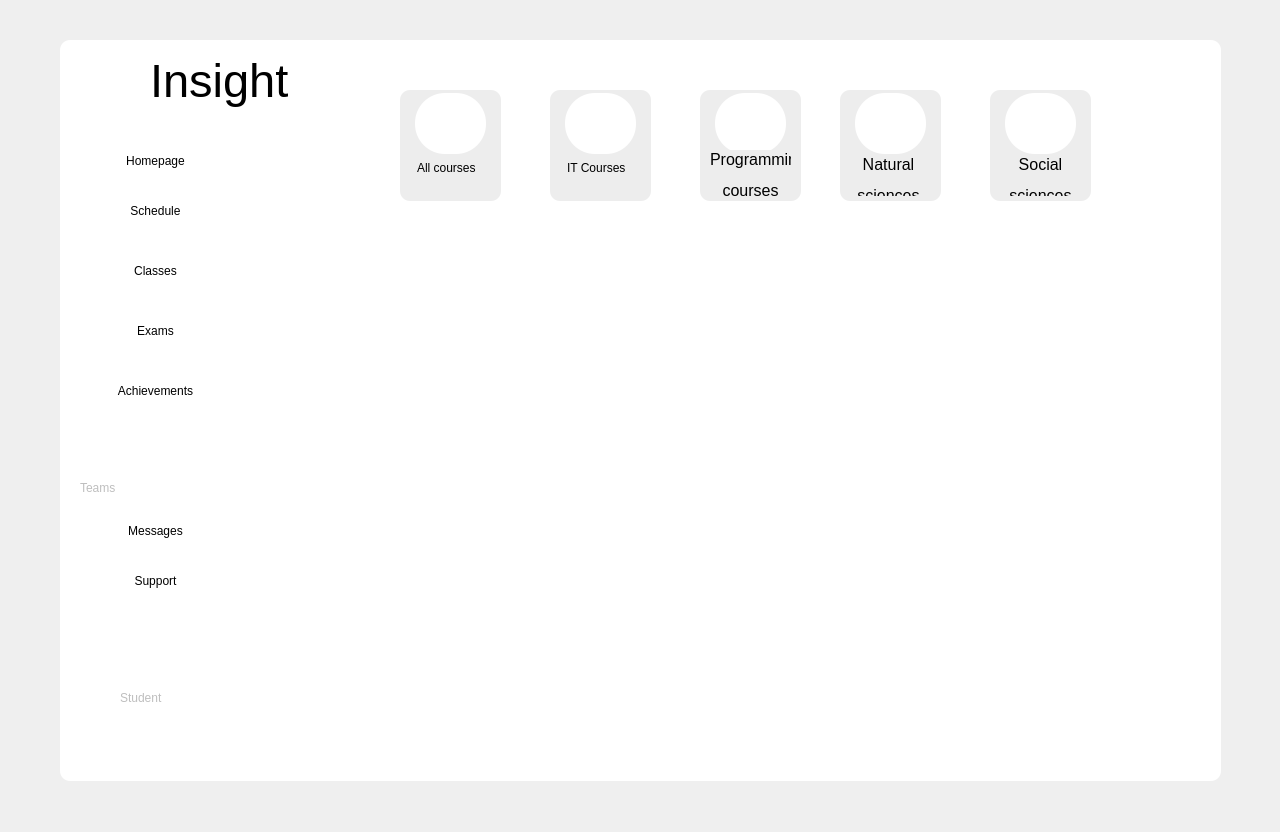
This is mainwindow.ui in codingburgas/school-project-assignment-insight as Qt 5 draws it before an edit. The edited form follows.
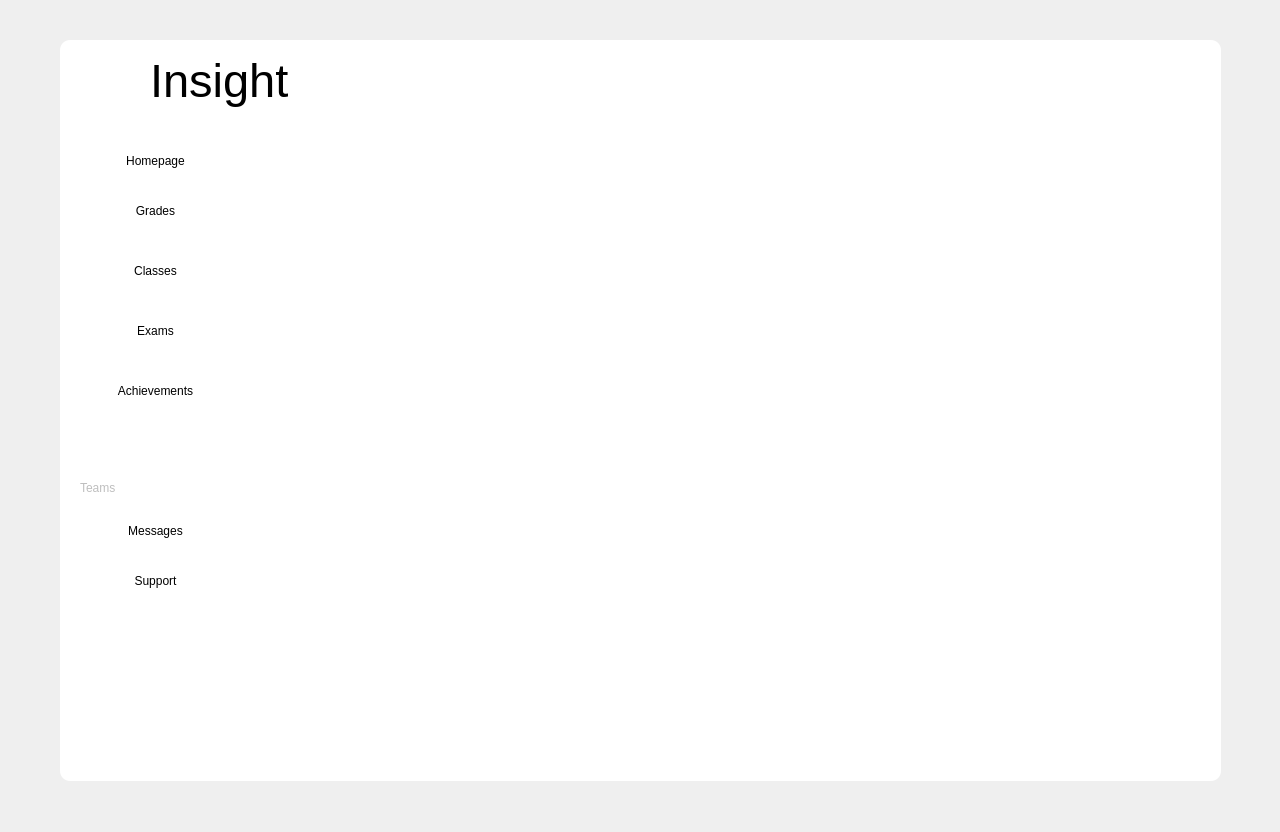
This is the edited form. The open tabs and pages were chosen to show the change. Icons and pictures are not drawn.

The edit to the form file:
```diff
--- a/mainwindow.ui
+++ b/mainwindow.ui
@@ -103,7 +103,7 @@
 }</string>
     </property>
     <property name="text">
-     <string>Schedule</string>
+     <string>Grades</string>
     </property>
    </widget>
    <widget class="QLabel" name="schedule_LA">
@@ -420,7 +420,7 @@
      <string notr="true">color:rgb(190,190,190);</string>
     </property>
     <property name="text">
-     <string>Student</string>
+     <string/>
     </property>
    </widget>
    <widget class="QLabel" name="wallet_LA">
@@ -641,7 +641,31 @@
       </widget>
      </widget>
     </widget>
-    <widget class="QWidget" name="Schedule"/>
+    <widget class="QWidget" name="Grades">
+     <widget class="QScrollArea" name="scrollArea_7">
+      <property name="geometry">
+       <rect>
+        <x>0</x>
+        <y>0</y>
+        <width>901</width>
+        <height>661</height>
+       </rect>
+      </property>
+      <property name="widgetResizable">
+       <bool>true</bool>
+      </property>
+      <widget class="QWidget" name="scrollAreaWidgetContents_3">
+       <property name="geometry">
+        <rect>
+         <x>0</x>
+         <y>0</y>
+         <width>901</width>
+         <height>661</height>
+        </rect>
+       </property>
+      </widget>
+     </widget>
+    </widget>
     <widget class="QWidget" name="Classes">
      <widget class="QStackedWidget" name="Courses_SW">
       <property name="geometry">
```
Left out of the diff: 89 changed lines with no effect on the pictures.
